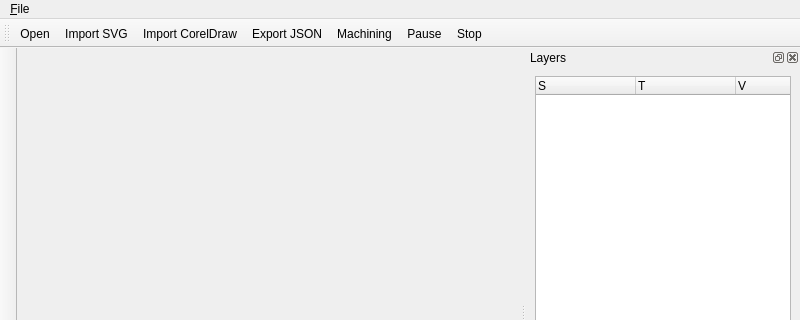
Before: the Qt Designer form src/ui/LaserControllerWindow.ui in oneminute/LaserController, drawn with Qt 5; both pictures show x 0 to 800 and y 0 to 320 of the 800 by 600 pixel window.
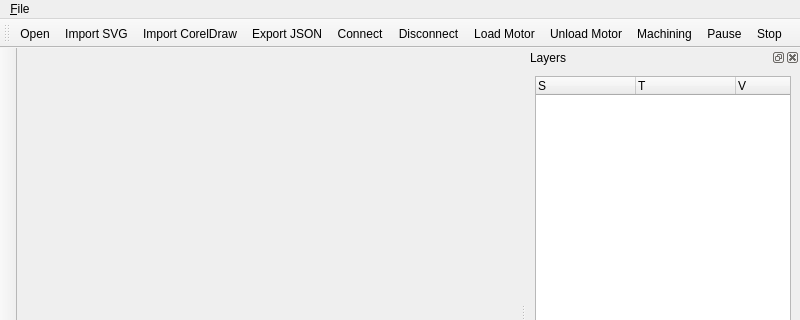
After: the same form once the commit is applied. Icons and pictures are not drawn. Custom widgets are drawn as their Qt base class.

```diff
--- a/src/ui/LaserControllerWindow.ui
+++ b/src/ui/LaserControllerWindow.ui
@@ -55,6 +55,10 @@
    <addaction name="actionImportSVG"/>
    <addaction name="actionImportCorelDraw"/>
    <addaction name="actionExportJSON"/>
+   <addaction name="actionConnect"/>
+   <addaction name="actionDisconnect"/>
+   <addaction name="actionLoadMotor"/>
+   <addaction name="actionUnloadMotor"/>
    <addaction name="actionMachining"/>
    <addaction name="actionPause"/>
    <addaction name="actionStop"/>
@@ -350,6 +354,29 @@
     <string>Stop</string>
    </property>
   </action>
+  <action name="actionConnect">
+   <property name="text">
+    <string>Connect</string>
+   </property>
+  </action>
+  <action name="actionDisconnect">
+   <property name="text">
+    <string>Disconnect</string>
+   </property>
+  </action>
+  <action name="actionLoadMotor">
+   <property name="text">
+    <string>Load Motor</string>
+   </property>
+   <property name="toolTip">
+    <string>Load Motor</string>
+   </property>
+  </action>
+  <action name="actionUnloadMotor">
+   <property name="text">
+    <string>Unload Motor</string>
+   </property>
+  </action>
  </widget>
  <customwidgets>
   <customwidget>
```
